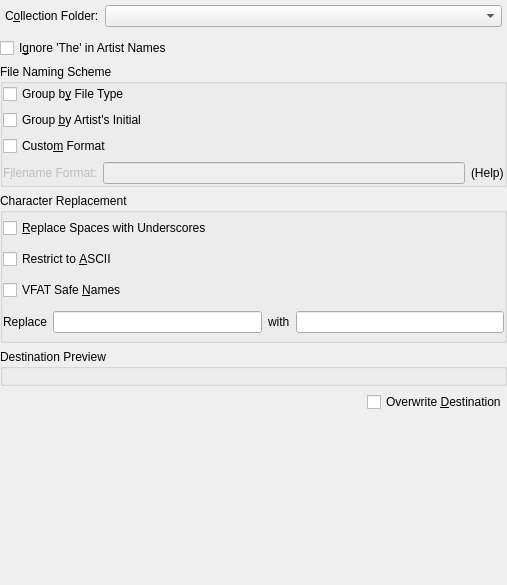
The window that src/collection/sqlcollection/OrganizeCollectionDialogBase.ui (KDE/amarok) describes before a commit, drawn with Qt 5.
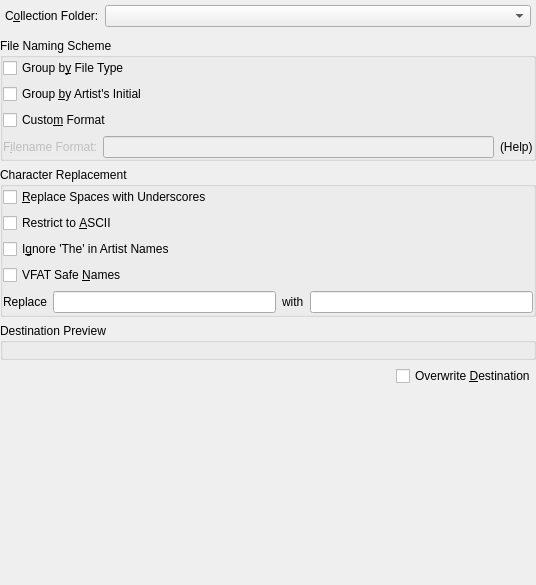
The same window after the commit. Custom widgets are drawn as their Qt base class.

Commit message: Fixed Advanced mode in FilenameLayoutWidget, the preview string is updated on textChanged now. Replaced stupid QMessageBox::warning for undefined scheme with debug(). Tokens in FilenameLayoutWidget can be deleted with middle click. Layout fixes in OrganizeCollectionDialog.

What changed in the file:
```diff
--- a/src/collection/sqlcollection/OrganizeCollectionDialogBase.ui
+++ b/src/collection/sqlcollection/OrganizeCollectionDialogBase.ui
@@ -6,7 +6,7 @@
    <rect>
     <x>0</x>
     <y>0</y>
-    <width>507</width>
+    <width>536</width>
     <height>585</height>
    </rect>
   </property>
@@ -62,20 +62,6 @@
      </item>
     </layout>
    </item>
-   <item>
-    <layout class="QVBoxLayout" >
-     <item>
-      <widget class="QCheckBox" name="ignoreTheCheck" >
-       <property name="toolTip" >
-        <string>If checked, postfix artists' names starting with 'The' with ', The'.</string>
-       </property>
-       <property name="text" >
-        <string>I&amp;gnore 'The' in Artist Names</string>
-       </property>
-      </widget>
-     </item>
-    </layout>
-   </item>
    <item>
     <widget class="QGroupBox" name="groupingGroup" >
      <property name="sizePolicy" >
@@ -215,6 +201,16 @@
         </property>
        </widget>
       </item>
+      <item>
+       <widget class="QCheckBox" name="ignoreTheCheck" >
+        <property name="toolTip" >
+         <string>If checked, postfix artists' names starting with 'The' with ', The'.</string>
+        </property>
+        <property name="text" >
+         <string>I&amp;gnore 'The' in Artist Names</string>
+        </property>
+       </widget>
+      </item>
       <item>
        <widget class="QCheckBox" name="vfatCheck" >
         <property name="toolTip" >
```
Left out of the diff: 5 changed lines with no effect on the pictures. The commit also changes 7 other files.
